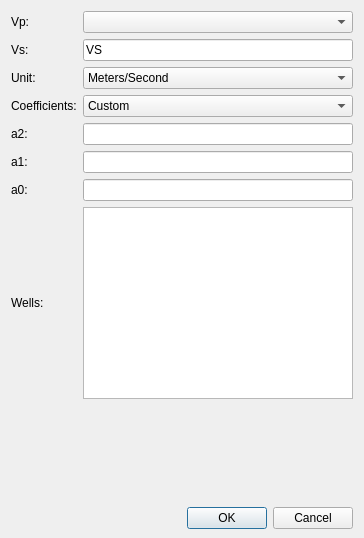
The window that ProzessUI/castagnadialog.ui (fsoos74/su) describes before a commit, drawn with Qt 5.
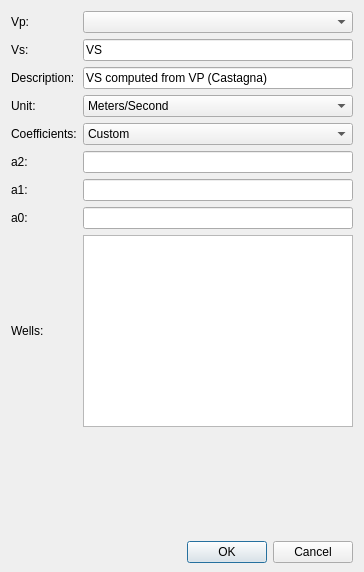
The same window after the commit.

```diff
--- a/ProzessUI/castagnadialog.ui
+++ b/ProzessUI/castagnadialog.ui
@@ -7,7 +7,7 @@
     <x>0</x>
     <y>0</y>
     <width>364</width>
-    <height>538</height>
+    <height>572</height>
    </rect>
   </property>
   <property name="sizePolicy">
@@ -31,17 +31,17 @@
    </property>
    <item>
     <layout class="QGridLayout" name="gridLayout">
-     <item row="5" column="2">
+     <item row="6" column="2">
       <widget class="QLineEdit" name="leA2"/>
      </item>
-     <item row="5" column="0">
+     <item row="6" column="0">
       <widget class="QLabel" name="label_4">
        <property name="text">
         <string>a2:</string>
        </property>
       </widget>
      </item>
-     <item row="6" column="0">
+     <item row="7" column="0">
       <widget class="QLabel" name="label_6">
        <property name="text">
         <string>a1:</string>
@@ -72,14 +72,14 @@
        </property>
       </widget>
      </item>
-     <item row="4" column="0">
+     <item row="5" column="0">
       <widget class="QLabel" name="label_3">
        <property name="text">
         <string>Coefficients:</string>
        </property>
       </widget>
      </item>
-     <item row="4" column="2">
+     <item row="5" column="2">
       <widget class="QComboBox" name="cbCoefficients">
        <item>
         <property name="text">
@@ -108,27 +108,27 @@
        </item>
       </widget>
      </item>
-     <item row="7" column="2">
+     <item row="8" column="2">
       <widget class="QLineEdit" name="leA0"/>
      </item>
-     <item row="7" column="0">
+     <item row="8" column="0">
       <widget class="QLabel" name="label_7">
        <property name="text">
         <string>a0:</string>
        </property>
       </widget>
      </item>
-     <item row="6" column="2">
+     <item row="7" column="2">
       <widget class="QLineEdit" name="leA1"/>
      </item>
-     <item row="3" column="0">
+     <item row="4" column="0">
       <widget class="QLabel" name="label_8">
        <property name="text">
         <string>Unit:</string>
        </property>
       </widget>
      </item>
-     <item row="3" column="2">
+     <item row="4" column="2">
       <widget class="QComboBox" name="cbUnit">
        <item>
         <property name="text">
@@ -147,20 +147,34 @@
        </item>
       </widget>
      </item>
-     <item row="8" column="2">
+     <item row="9" column="2">
       <widget class="QListWidget" name="lwWells">
        <property name="selectionMode">
         <enum>QAbstractItemView::ExtendedSelection</enum>
        </property>
       </widget>
      </item>
-     <item row="8" column="0">
+     <item row="9" column="0">
       <widget class="QLabel" name="label">
        <property name="text">
         <string>Wells:</string>
        </property>
       </widget>
      </item>
+     <item row="3" column="0">
+      <widget class="QLabel" name="label_9">
+       <property name="text">
+        <string>Description:</string>
+       </property>
+      </widget>
+     </item>
+     <item row="3" column="2">
+      <widget class="QLineEdit" name="leDescription">
+       <property name="text">
+        <string>VS computed from VP (Castagna)</string>
+       </property>
+      </widget>
+     </item>
     </layout>
    </item>
    <item>
```
